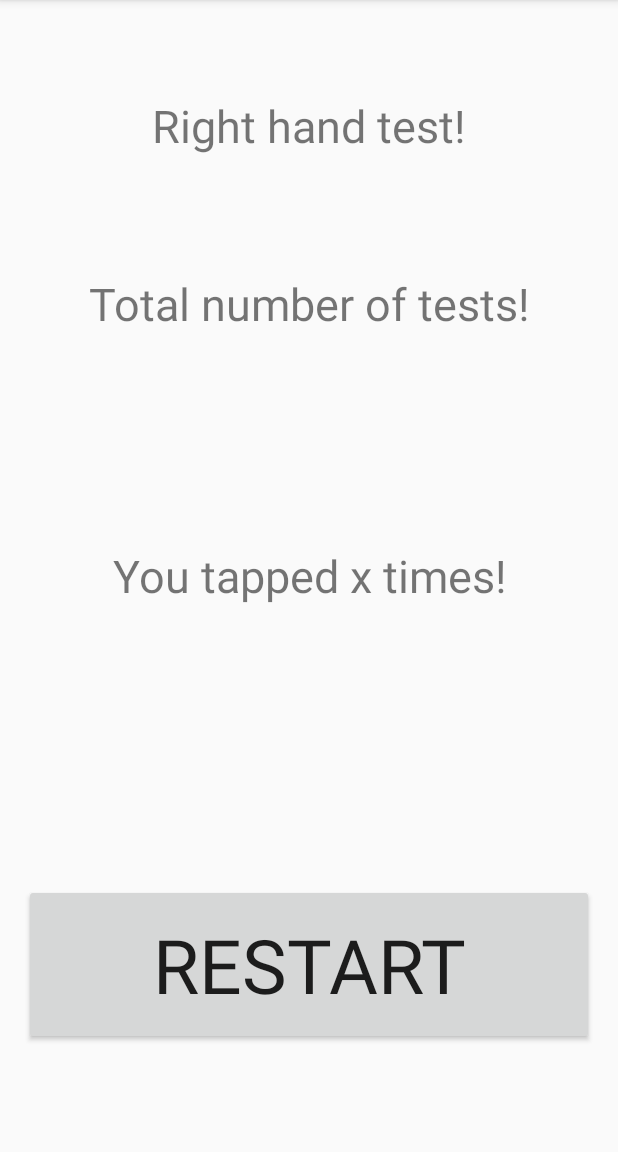
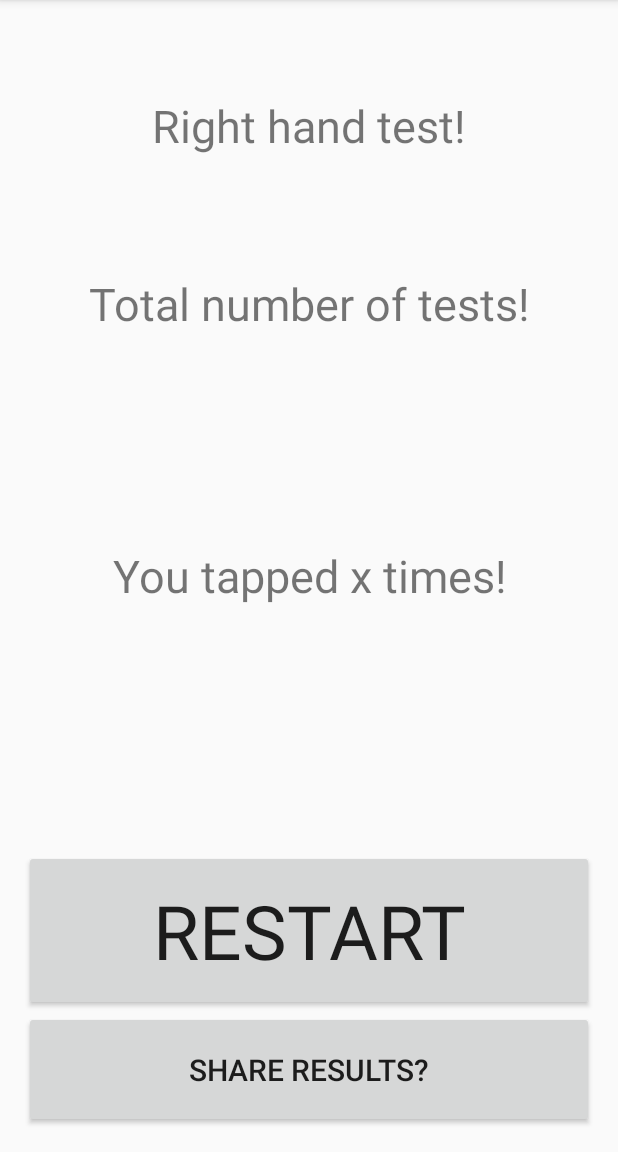
Before and after one commit to abdullahqs/cmsc436, an Android app: the TapTestResultActivity screen opened directly, with no data from a screen before it, on a phone screen of 412 x 824 dp, the part 84-1236 px from its top. Run offline under Robolectric (Android 15) with nearby library versions, the phone set to English and light mode, and no system bars; 5 statements that could not run were skipped.

Commit message:
Share results thru text for tap test

```diff
--- a/app/src/main/java/com/ms/tests/tap/TapTestResultActivity.java
+++ b/app/src/main/java/com/ms/tests/tap/TapTestResultActivity.java
@@ -21,6 +21,8 @@ public class TapTestResultActivity extends AppCompatActivity {
         TextView numTests = (TextView) findViewById(R.id.numTests);
         TextView averageTaps = (TextView) findViewById(R.id.averageTaps);
 
+        Button mButton = (Button) findViewById(R.id.share_button);
+
         Intent i = getIntent();
         TapTestResults results = i.getParcelableExtra(TapTestResults.RESULTS_KEY);
 
@@ -33,6 +35,23 @@ public class TapTestResultActivity extends AppCompatActivity {
         numTests.setText("Ran a total of: " + results.numTests + " test" + (results.numTests > 1 ? "s" : "") + ".");
         averageTaps.setText("Average of: " + (totalNumTaps / results.numTests) + " taps per test.");
 
+        final String shareString = ((results.isLeftHand ? "Left Hand Test\n" : "Right Hand Test\n") + "Ran a total of " + results.numTests + " test\n" + (results.numTests > 1 ? "s" : "") + ".\n" + "Average of: " + (totalNumTaps / results.numTests) + " taps per test.");
+
+        mButton.setOnClickListener(new View.OnClickListener() {
+            @Override
+            public void onClick(View v) {
+                if (shareString != null) {
+                    Intent share = new Intent(Intent.ACTION_SEND);
+                    share.putExtra(Intent.EXTRA_TEXT, shareString);
+                    share.setType("text/plain");
+                    startActivity(Intent.createChooser(share, "Share Results"));
+
+                }
+            }
+        });
+
+
+
         final Button button = (Button) findViewById(R.id.restartButton);
         button.setOnClickListener(new View.OnClickListener() {
             public void onClick(View v) {
--- a/app/src/main/res/layout/activity_tap_test_result.xml
+++ b/app/src/main/res/layout/activity_tap_test_result.xml
@@ -49,18 +49,31 @@
         />
 
     <Button
+        android:padding="25dp"
+        android:textSize="20sp"
+        android:text="Share Results?"
+        android:layout_alignParentBottom="true"
+        android:layout_alignParentEnd="true"
+        android:layout_alignParentRight="true"
+        android:layout_width="match_parent"
+        android:layout_height="wrap_content"
+        android:layout_centerVertical="true"
+        android:layout_centerHorizontal="true"
+        android:id="@+id/share_button" />
+
+    <Button
         android:text="Restart"
         android:padding="20dp"
         android:layout_width="wrap_content"
         android:layout_height="wrap_content"
         android:id="@+id/restartButton"
-        android:layout_marginBottom="55dp"
         android:gravity="center"
         android:textSize="50sp"
         android:fontFamily="Roboto"
-        android:layout_alignParentBottom="true"
         android:layout_alignParentLeft="true"
         android:layout_alignParentStart="true"
+        android:layout_above="@+id/share_button"
         android:layout_alignParentRight="true"
         android:layout_alignParentEnd="true" />
+
 </RelativeLayout>
```
Also changed, not shown: app/src/main/java/com/ms/tests/tap/TapTestResults.java (+2 -0 lines).
